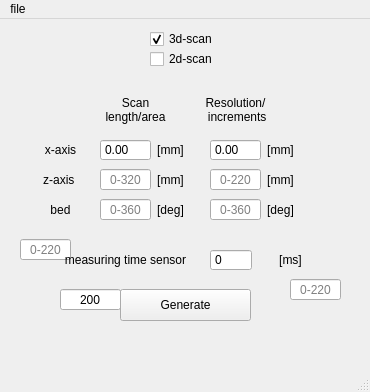
The window that inputpage/GUI.ui (olhodneland/GUI-3d-scanner) describes before a commit, drawn with Qt 5.
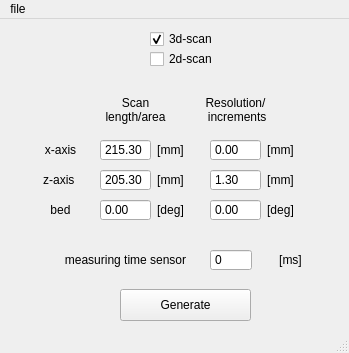
The same window after the commit.

Commit message: number of decimals always follows GUI file automatically

What changed in the file:
```diff
--- a/inputpage/GUI.ui
+++ b/inputpage/GUI.ui
@@ -6,8 +6,8 @@
    <rect>
     <x>0</x>
     <y>0</y>
-    <width>370</width>
-    <height>392</height>
+    <width>349</width>
+    <height>353</height>
    </rect>
   </property>
   <property name="windowTitle">
@@ -277,134 +277,6 @@
      <set>Qt::AlignCenter</set>
     </property>
    </widget>
-   <widget class="QDoubleSpinBox" name="doubleSpinBox_2">
-    <property name="geometry">
-     <rect>
-      <x>270</x>
-      <y>440</y>
-      <width>71</width>
-      <height>24</height>
-     </rect>
-    </property>
-    <property name="buttonSymbols">
-     <enum>QAbstractSpinBox::NoButtons</enum>
-    </property>
-    <property name="suffix">
-     <string>[mm]</string>
-    </property>
-   </widget>
-   <widget class="QDoubleSpinBox" name="doubleSpinBox_6">
-    <property name="geometry">
-     <rect>
-      <x>270</x>
-      <y>470</y>
-      <width>71</width>
-      <height>24</height>
-     </rect>
-    </property>
-    <property name="buttonSymbols">
-     <enum>QAbstractSpinBox::NoButtons</enum>
-    </property>
-    <property name="suffix">
-     <string notr="true" comment="s">[deg]</string>
-    </property>
-   </widget>
-   <widget class="QLineEdit" name="xLength">
-    <property name="geometry">
-     <rect>
-      <x>20</x>
-      <y>220</y>
-      <width>51</width>
-      <height>21</height>
-     </rect>
-    </property>
-    <property name="alignment">
-     <set>Qt::AlignCenter</set>
-    </property>
-    <property name="placeholderText">
-     <string notr="true">0-220</string>
-    </property>
-   </widget>
-   <widget class="QLineEdit" name="lineEdit_2">
-    <property name="geometry">
-     <rect>
-      <x>100</x>
-      <y>150</y>
-      <width>51</width>
-      <height>21</height>
-     </rect>
-    </property>
-    <property name="alignment">
-     <set>Qt::AlignCenter</set>
-    </property>
-    <property name="placeholderText">
-     <string notr="true">0-320</string>
-    </property>
-   </widget>
-   <widget class="QLineEdit" name="lineEdit_3">
-    <property name="geometry">
-     <rect>
-      <x>100</x>
-      <y>180</y>
-      <width>51</width>
-      <height>21</height>
-     </rect>
-    </property>
-    <property name="alignment">
-     <set>Qt::AlignCenter</set>
-    </property>
-    <property name="placeholderText">
-     <string notr="true">0-360</string>
-    </property>
-   </widget>
-   <widget class="QLineEdit" name="xRes">
-    <property name="geometry">
-     <rect>
-      <x>290</x>
-      <y>260</y>
-      <width>51</width>
-      <height>21</height>
-     </rect>
-    </property>
-    <property name="alignment">
-     <set>Qt::AlignCenter</set>
-    </property>
-    <property name="placeholderText">
-     <string notr="true">0-220</string>
-    </property>
-   </widget>
-   <widget class="QLineEdit" name="lineEdit_5">
-    <property name="geometry">
-     <rect>
-      <x>210</x>
-      <y>150</y>
-      <width>51</width>
-      <height>21</height>
-     </rect>
-    </property>
-    <property name="alignment">
-     <set>Qt::AlignCenter</set>
-    </property>
-    <property name="placeholderText">
-     <string notr="true">0-220</string>
-    </property>
-   </widget>
-   <widget class="QLineEdit" name="lineEdit_6">
-    <property name="geometry">
-     <rect>
-      <x>210</x>
-      <y>180</y>
-      <width>51</width>
-      <height>21</height>
-     </rect>
-    </property>
-    <property name="alignment">
-     <set>Qt::AlignCenter</set>
-    </property>
-    <property name="placeholderText">
-     <string notr="true">0-360</string>
-    </property>
-   </widget>
    <widget class="QLabel" name="label_7">
     <property name="geometry">
      <rect>
@@ -517,25 +389,6 @@
      <set>Qt::AlignCenter</set>
     </property>
    </widget>
-   <widget class="QLineEdit" name="sensorDelay">
-    <property name="geometry">
-     <rect>
-      <x>60</x>
-      <y>270</y>
-      <width>61</width>
-      <height>21</height>
-     </rect>
-    </property>
-    <property name="text">
-     <string>200</string>
-    </property>
-    <property name="alignment">
-     <set>Qt::AlignCenter</set>
-    </property>
-    <property name="placeholderText">
-     <string/>
-    </property>
-   </widget>
    <widget class="QLabel" name="label_14">
     <property name="geometry">
      <rect>
@@ -552,7 +405,7 @@
      <set>Qt::AlignCenter</set>
     </property>
    </widget>
-   <widget class="QDoubleSpinBox" name="xLength_2">
+   <widget class="QDoubleSpinBox" name="xLength">
     <property name="geometry">
      <rect>
       <x>100</x>
@@ -567,8 +420,11 @@
     <property name="maximum">
      <double>300.000000000000000</double>
     </property>
+    <property name="value">
+     <double>215.300000000000011</double>
+    </property>
    </widget>
-   <widget class="QDoubleSpinBox" name="xRes_2">
+   <widget class="QDoubleSpinBox" name="xRes">
     <property name="geometry">
      <rect>
       <x>210</x>
@@ -581,7 +437,7 @@
      <enum>QAbstractSpinBox::NoButtons</enum>
     </property>
    </widget>
-   <widget class="QSpinBox" name="sensorDelay_2">
+   <widget class="QSpinBox" name="sensorDelay">
     <property name="geometry">
      <rect>
       <x>210</x>
@@ -597,13 +453,92 @@
      <number>500</number>
     </property>
    </widget>
+   <widget class="QDoubleSpinBox" name="rotationRes">
+    <property name="geometry">
+     <rect>
+      <x>210</x>
+      <y>180</y>
+      <width>51</width>
+      <height>22</height>
+     </rect>
+    </property>
+    <property name="buttonSymbols">
+     <enum>QAbstractSpinBox::NoButtons</enum>
+    </property>
+    <property name="maximum">
+     <double>300.000000000000000</double>
+    </property>
+   </widget>
+   <widget class="QDoubleSpinBox" name="zLength">
+    <property name="geometry">
+     <rect>
+      <x>100</x>
+      <y>150</y>
+      <width>51</width>
+      <height>22</height>
+     </rect>
+    </property>
+    <property name="buttonSymbols">
+     <enum>QAbstractSpinBox::NoButtons</enum>
+    </property>
+    <property name="decimals">
+     <number>2</number>
+    </property>
+    <property name="minimum">
+     <double>0.000000000000000</double>
+    </property>
+    <property name="maximum">
+     <double>400.000000000000000</double>
+    </property>
+    <property name="value">
+     <double>205.300000000000011</double>
+    </property>
+   </widget>
+   <widget class="QDoubleSpinBox" name="zRes">
+    <property name="geometry">
+     <rect>
+      <x>210</x>
+      <y>150</y>
+      <width>51</width>
+      <height>22</height>
+     </rect>
+    </property>
+    <property name="buttonSymbols">
+     <enum>QAbstractSpinBox::NoButtons</enum>
+    </property>
+    <property name="decimals">
+     <number>2</number>
+    </property>
+    <property name="maximum">
+     <double>300.000000000000000</double>
+    </property>
+    <property name="value">
+     <double>1.300000000000000</double>
+    </property>
+   </widget>
+   <widget class="QDoubleSpinBox" name="rotationLength">
+    <property name="geometry">
+     <rect>
+      <x>100</x>
+      <y>180</y>
+      <width>51</width>
+      <height>22</height>
+     </rect>
+    </property>
+    <property name="buttonSymbols">
+     <enum>QAbstractSpinBox::NoButtons</enum>
+    </property>
+    <property name="maximum">
+     <double>300.000000000000000</double>
+    </property>
+   </widget>
   </widget>
   <widget class="QMenuBar" name="menubar">
    <property name="geometry">
     <rect>
      <x>0</x>
      <y>0</y>
-     <width>370</width>
+     <width>349</width>
      <height>22</height>
     </rect>
    </property>
```
Left out of the diff: 132 changed lines with no effect on the pictures. The commit also changes 6 other files.
